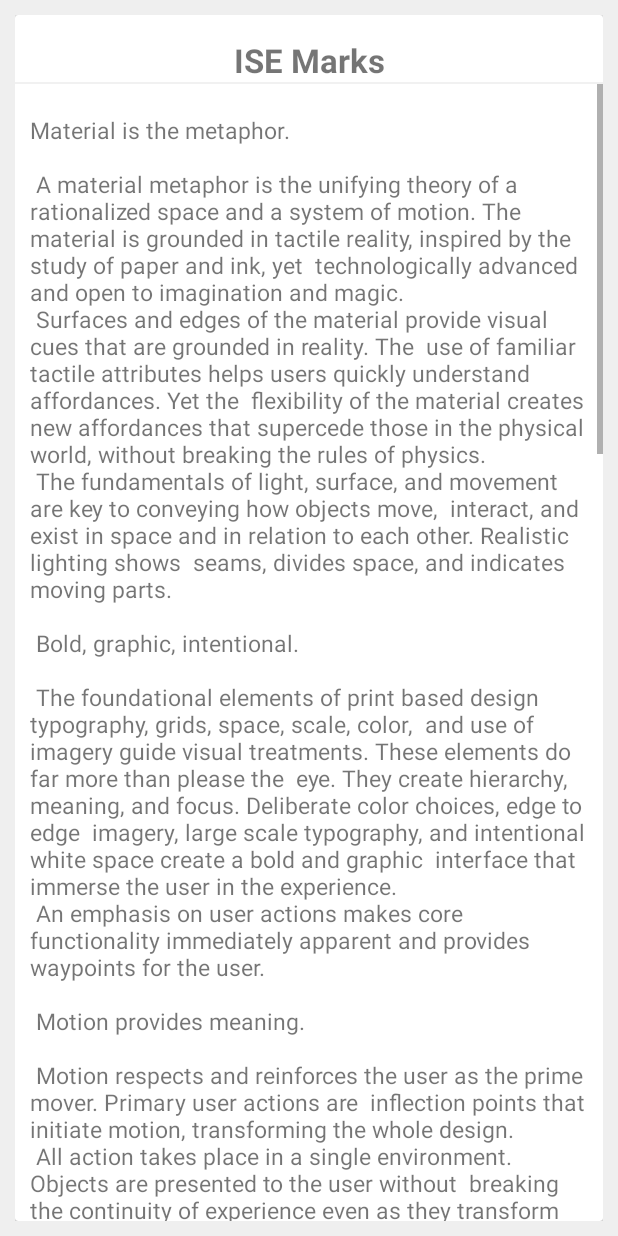
After one commit to nikamanish007/Notapp, an Android app: the layout content_main_notice.xml on its own in the app's theme, with its tools: preview values and no code run, on a phone screen of 412 x 824 dp. The commit adds this screen. Run offline under Robolectric (Android 15) with nearby library versions, the phone set to English and light mode, and no system bars.

Commit message:
CardView for Notices

```diff
--- a/app/src/main/res/layout/activity_main_notice.xml
+++ b/app/src/main/res/layout/activity_main_notice.xml
@@ -6,6 +6,13 @@
     android:layout_width="match_parent"
     android:layout_height="match_parent"
     tools:context="in.annexion.notapp.MainNoticeActivity">
+
+    <android.support.v7.widget.CardView
+        android:layout_width="match_parent"
+        android:layout_height="match_parent"
+        android:elevation="5dp"
+        android:layout_margin="10dp"
+        >
 
         <com.joanzapata.pdfview.PDFView
             android:id="@+id/pdfView_Notice"
@@ -25,13 +32,12 @@
             android:paddingBottom="5dp"
             />
 
-    <TextView
-        android:id="@+id/textView_Message"
-        android:textColor="@color/black"
-        android:layout_below="@+id/textView_Title"
+    </android.support.v7.widget.CardView>
+
+    <ViewStub
+        android:id="@+id/layout_stub"
+        android:inflatedId="@+id/message_layout"
         android:layout_width="match_parent"
-        android:layout_height="wrap_content"
-        android:fontFamily="sans-serif-thin"
-        android:paddingLeft="10dp"/>
-
+        android:layout_height="match_parent"
+        android:layout_weight="0.75" />
 </RelativeLayout>
--- /dev/null
+++ b/app/src/main/res/layout/content_main_notice.xml
@@ -0,0 +1,62 @@
+<?xml version="1.0" encoding="utf-8"?>
+<LinearLayout
+    xmlns:android="http://schemas.android.com/apk/res/android"
+    xmlns:tools="http://schemas.android.com/tools"
+    android:padding="10dp"
+    android:orientation="vertical"
+    android:layout_width="match_parent"
+    android:layout_height="match_parent"
+    android:background="@color/grayForeground"
+    tools:showIn="@layout/activity_main_notice"
+    >
+
+    <android.support.v7.widget.CardView
+        android:layout_width="match_parent"
+        android:layout_height="match_parent"
+        android:elevation="5dp"
+        >
+
+        <LinearLayout
+            android:layout_width="match_parent"
+            android:layout_height="match_parent"
+            android:orientation="vertical">
+
+
+            <TextView
+                android:id="@+id/textView_Title"
+                android:text="ISE Marks"
+                android:layout_width="match_parent"
+                android:layout_height="wrap_content"
+                android:layout_marginTop="15dp"
+                android:textSize="22sp"
+                android:textStyle="bold"
+                android:layout_gravity="center_horizontal"
+                android:gravity="center_horizontal"/>
+
+            <View
+                android:layout_width="match_parent"
+                android:layout_height="1.5dp"
+                android:background="@color/grayForeground"/>
+
+            <ScrollView
+                android:layout_width="match_parent"
+                android:layout_height="wrap_content">
+
+                <TextView
+                    android:id="@+id/textView_Message"
+                    android:text="@string/large_text"
+                    android:layout_width="match_parent"
+                    android:layout_height="wrap_content"
+                    android:textSize="15sp"
+                    android:layout_marginTop="20dp"
+                    android:layout_marginLeft="10dp"
+                    android:layout_marginRight="10dp"/>
+
+            </ScrollView>
+
+        </LinearLayout>
+
+
+    </android.support.v7.widget.CardView>
+
+</LinearLayout>
```
Lines whose indentation alone changed are shown as unchanged.
